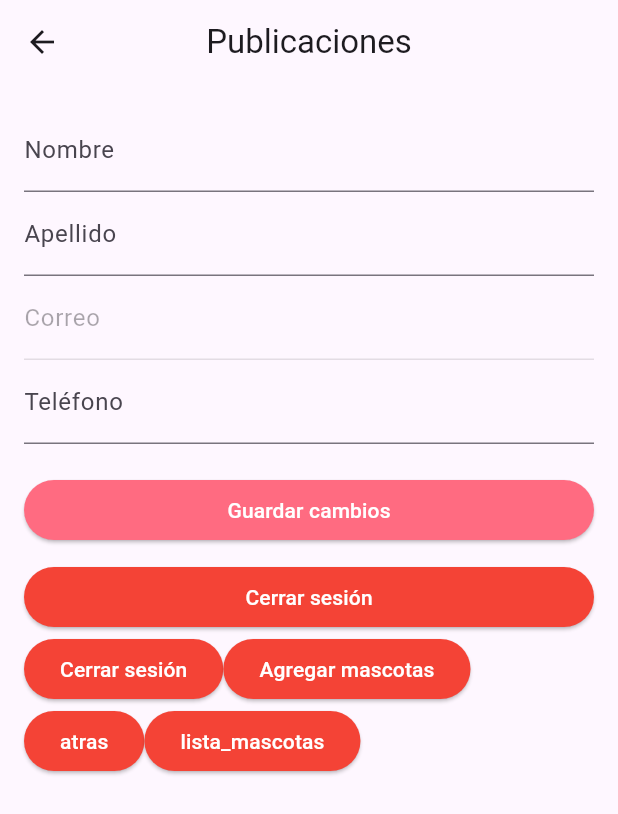
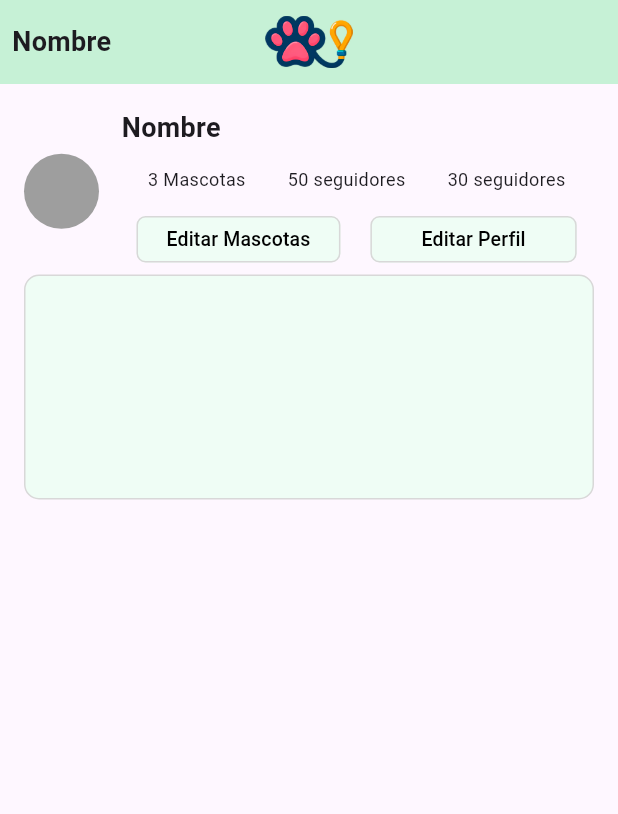
Before and after one commit to kurkobein/tailsgram, a Flutter app: the PerfilScreen screen opened by its route, on a phone screen of 412 x 824 dp. Shown: the top 814 px of the screen. Run offline on Flutter 3.47's test engine with Material 3 defaults, Android fonts, the phone set to English and light mode, and no system bars; our stand-ins replace cloud_firestore, file_picker, firebase_auth, firebase_core, supabase_flutter; accounts and stored records are empty.

Commit message:
feat: estilizacion de apartado de perfil y redireccionamiento mas preciso a mascotas y ajustes de perfil

```diff
--- a/lib/app_routes.dart
+++ b/lib/app_routes.dart
@@ -1,20 +1,19 @@
 import 'package:flutter/material.dart';
 import 'package:firebase_auth/firebase_auth.dart' hide EmailAuthProvider;
 import 'package:path/path.dart';
-
+import 'package:tailsgram/pages/profile_config_page.dart';
 import 'import.dart';
-
-
 
 class AppRoutes {
   static Map<String, WidgetBuilder> routes = {
-    '/login': (context) => const LoginScreen(),         // 👈 login personalizado
+    '/login': (context) => const LoginScreen(),
     '/registro': (context) => const RegistroScreen(),
     '/home': (context) => const HomeScreen(),
     '/mascota-form': (context) => const MascotaFormScreen(),
     '/mascota-list': (context)=> const MascotaListScreen(),
     '/mascota-detalle': (context)=>const MascotaDetalleScreen(),
     '/perfil': (context)=>const PerfilScreen(),
+    '/configuracion': (context)=>const ConfiguracionPerfil(),
 
   };
 }
--- a/lib/pages/profile_screen.dart
+++ b/lib/pages/profile_screen.dart
@@ -1,6 +1,7 @@
 import 'package:cloud_firestore/cloud_firestore.dart';
 import 'package:firebase_auth/firebase_auth.dart';
 import 'package:flutter/material.dart';
+import 'package:tailsgram/widgets/info_perfil_widget.dart';
 
 class PerfilScreen extends StatefulWidget {
   const PerfilScreen({super.key});
@@ -46,123 +47,91 @@ class _PerfilScreenState extends State<PerfilScreen> {
     setState(() => _cargando = false);
   }
 
-
-  Future<void> _guardarCambios() async {
-    if (_formKey.currentState!.validate()) {
-      await usuarioRef.update({
-        'nombre': _nombreController.text.trim(),
-        'apellido': _apellidoController.text.trim(),
-        'telefono': _telefonoController.text.trim(),
-      });
-
-      ScaffoldMessenger.of(context).showSnackBar(
-        const SnackBar(content: Text('Perfil actualizado')),
-      );
-    }
-  }
-
   @override
   Widget build(BuildContext context) {
     if (_cargando) return const Center(child: CircularProgressIndicator());
-
     return Scaffold(
       appBar: AppBar(
-        title: const Text('Publicaciones'),
-        centerTitle: true,
+      backgroundColor: const Color.fromARGB(255, 198, 241, 214),
+      automaticallyImplyLeading: false,
+      flexibleSpace: SafeArea(
+        child: Stack(
+          alignment: Alignment.center,
+          children: [
+            // Nombre alineado a la izquierda
+            Padding(
+              padding: const EdgeInsets.all(8.0),
+              child: Align(
+                  alignment: Alignment.centerLeft,
+                  child: Text(
+                    _nombreController.text.isNotEmpty ? _nombreController.text : 'Nombre',
+                    style: const TextStyle(fontSize: 18, fontWeight: FontWeight.bold),
+                    overflow: TextOverflow.ellipsis,
                   ),
+                ),
+            ),
+            // Logo centrado
+            Center(
+              child: Image.asset(
+                'assets/images/logo.png',
+                height: 35,
+                fit: BoxFit.contain,
+              ),
+            ),
+          ],
+        ),
+      ),
+    ),
+
       body: Padding(
         padding: const EdgeInsets.all(16),
-        child: Form(
-          key: _formKey,
-          child: ListView(
+        child: Column(
           children: [
-              TextFormField(
-                controller: _nombreController,
-                decoration: const InputDecoration(labelText: 'Nombre'),
-                validator: (value) =>
-                    value!.isEmpty ? 'Campo requerido' : null,
-              ),
-              TextFormField(
-                controller: _apellidoController,
-                decoration: const InputDecoration(labelText: 'Apellido'),
-                validator: (value) =>
-                    value!.isEmpty ? 'Campo requerido' : null,
-              ),
-              TextFormField(
-                controller: _correoController,
-                decoration: const InputDecoration(labelText: 'Correo'),
-                enabled: false, // 🔒 solo lectura
-              ),
-              TextFormField(
-                controller: _telefonoController,
-                decoration: const InputDecoration(labelText: 'Teléfono'),
-              ),
-              const SizedBox(height: 20),
-              ElevatedButton(
-                style: ElevatedButton.styleFrom(backgroundColor: const Color.fromRGBO(255, 107, 129, 1),
-                                                foregroundColor:Colors.white),
-                onPressed: _guardarCambios,
-                child: const Text('Guardar cambios'),
-              ),
-              const SizedBox(height: 10),
-              ElevatedButton(
-                style: ElevatedButton.styleFrom(backgroundColor: Colors.red,
-                                                foregroundColor:Colors.white),
-                onPressed: () async {
-                  await FirebaseAuth.instance.signOut();
-                  Navigator.pushReplacementNamed(context, '/login');
-                },
-                child: const Text('Cerrar sesión'),
-
-              ),
+            Row(
+              mainAxisAlignment: MainAxisAlignment.start,
+              children: [
                 Row(
                   children: [
-                  ElevatedButton(
-                style: ElevatedButton.styleFrom(backgroundColor: Colors.red,
-                                                foregroundColor:Colors.white),
-                onPressed: () async {
-                  await FirebaseAuth.instance.signOut();
-                  Navigator.pushReplacementNamed(context, '/login');
-                },
-                child: const Text('Cerrar sesión'),
-
+                    //AQUI DEBE IR LA FOTO DEL USUARIO🔥🔥🔥🔥🔥
+                    CircleAvatar(
+                      radius: 25,
+                        backgroundColor: Colors.grey,
+                        child: Text(_nombreController.text.isNotEmpty ? _nombreController.text[0].toUpperCase() : '', style: const TextStyle(color: Colors.white)),
                       ),
-              ElevatedButton(
-                style: ElevatedButton.styleFrom(backgroundColor: Colors.red,
-                                                foregroundColor:Colors.white),
-                onPressed: () async {
-                  Navigator.pushReplacementNamed(context, '/mascota-form');
-                },
-                child: const Text('Agregar mascotas'),
-
+                      SizedBox(width: 15),
+                    Column(
+                      crossAxisAlignment: CrossAxisAlignment.start,
+                      children: [
+                        Text(_nombreController.text.isNotEmpty ? _nombreController.text : 'Nombre', style: const TextStyle(fontSize: 18, fontWeight: FontWeight.bold)),
+                        SizedBox(height: 5),
+                        Informacion(),
+                      ],
+                    )
+                  ],
+                )
+              ],
             ),
-
-                ],
-
+            Container(
+              height: 150,
+              decoration: BoxDecoration(
+                borderRadius: BorderRadius.circular(10),
+                border: Border.all(color: Color(0xFFD8D8D8)),
+                color: const Color(0xFFEFFDF5)
               ),
-              Row(children: [
-              ElevatedButton(
-                style: ElevatedButton.styleFrom(backgroundColor: Colors.red,
-                                                foregroundColor:Colors.white),
-                onPressed: () async {
-                  Navigator.pushReplacementNamed(context, '/home');
-                },
-                child: const Text('atras'),
+              child: Padding(
+                padding: const EdgeInsets.symmetric(horizontal: 10.0),
+                child: TextField(
+                  controller: _nombreController,
+                  decoration: const InputDecoration(
+                    border: InputBorder.none,
+                    labelStyle: TextStyle(fontSize: 10)
+                  ),
 
 
                 ),
-              ElevatedButton(
-                style: ElevatedButton.styleFrom(backgroundColor: Colors.red,
-                                                foregroundColor:Colors.white),
-                onPressed: () async {
-                  Navigator.pushReplacementNamed(context, '/mascota-list');
-                },
-                child: const Text('lista_mascotas'),
-
               ),
-            ])
+            ),
           ],
-          ),
         ),
       ),
     );
--- /dev/null
+++ b/lib/widgets/boton_estandar_perfil.dart
@@ -0,0 +1,37 @@
+import 'package:flutter/material.dart';
+
+class BotonEstandarPerfil extends StatelessWidget {
+  final String texto;
+  final Function() onPressed;
+  final double ancho;
+  const BotonEstandarPerfil({
+    super.key,
+    required this.texto,
+    required this.onPressed,
+    required this.ancho,
+  });
+
+  @override
+  Widget build(BuildContext context) {
+    return ElevatedButton(
+      onPressed: onPressed,
+      style: ElevatedButton.styleFrom(
+        backgroundColor: const Color(0xFFEFFDF5),
+
+        foregroundColor: Colors.black,
+        padding: EdgeInsets.symmetric(horizontal: ancho, vertical: 6),
+        shape: RoundedRectangleBorder(
+          borderRadius: BorderRadius.circular(6),
+          side: const BorderSide(color: Color(0xFFD8D8D8)),
+        ),
+        elevation: 0,
+        minimumSize: Size.zero,
+        tapTargetSize: MaterialTapTargetSize.shrinkWrap,
+      ),
+      child: Text(
+        texto,
+        style: const TextStyle(fontSize: 13),
+      ),
+    );
+  }
+}
--- /dev/null
+++ b/lib/widgets/info_perfil_widget.dart
@@ -0,0 +1,64 @@
+import 'package:flutter/material.dart';
+import 'package:tailsgram/widgets/boton_estandar_perfil.dart';
+
+class Informacion extends StatelessWidget {
+  const Informacion({super.key});
+
+  @override
+  Widget build(BuildContext context) {
+    return Container(
+      decoration: BoxDecoration(
+        borderRadius: BorderRadius.circular(10),
+      ),
+      child: Column(
+        crossAxisAlignment: CrossAxisAlignment.center,
+        children: [
+          Row(
+            mainAxisAlignment: MainAxisAlignment.spaceEvenly,
+            children: [
+              Padding(
+                padding: const EdgeInsets.symmetric(horizontal: 14.0, vertical: 8.0),
+                child: Text('3 Mascotas', style: TextStyle(fontSize: 12),),
+              ),
+              Padding(
+                padding: const EdgeInsets.symmetric(horizontal: 14.0, vertical: 8.0),
+                child: Text('50 seguidores', style: TextStyle(fontSize: 12)),
+              ),
+              Padding(
+                padding: const EdgeInsets.symmetric(horizontal: 14.0, vertical: 8.0),
+                child: Text('30 seguidores', style: TextStyle(fontSize: 12)),
+              ),
+            ],
+          ),
+          Row(
+            mainAxisAlignment: MainAxisAlignment.spaceEvenly,
+            children: [
+              Padding(
+                padding: const EdgeInsets.symmetric(horizontal: 10.0, vertical: 8.0),
+                child: BotonEstandarPerfil(
+                  texto: 'Editar Mascotas',
+                  onPressed: () async {
+                  Navigator.pushNamed(context, '/mascota-list');
+                },
+                  ancho: 20,
+                ),
+              ),
+              Padding(
+                padding: const EdgeInsets.symmetric(horizontal: 10.0, vertical: 1.0),
+                child: BotonEstandarPerfil(
+                  texto: 'Editar Perfil',
+                  onPressed: () async {
+                    Navigator.pushNamed(context, '/configuracion');
+                  },
+                  ancho: 34,
+                ),
+
+
+              ),
+            ],
+          ),
+        ],
+      )
+    );
+  }
+}
```
Also changed, not shown: lib/pages/home_screen.dart (+2 -8 lines), lib/pages/list_mascota_screen.dart (+22 -1 lines), lib/pages/mascota_form_screen.dart (+7 -1 lines), lib/pages/profile_config_page.dart (added, +162 -0 lines), lib/widgets/publicaciones_widget.dart (+7 -7 lines), pubspec.lock. Lines whose indentation alone changed are shown as unchanged.
